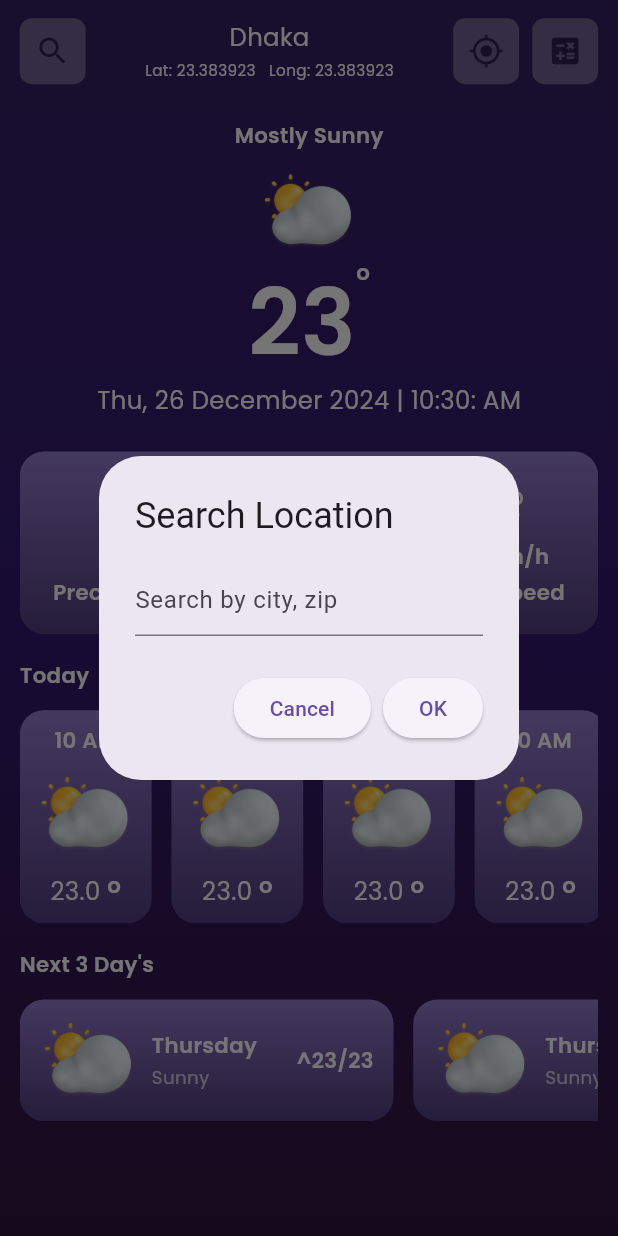
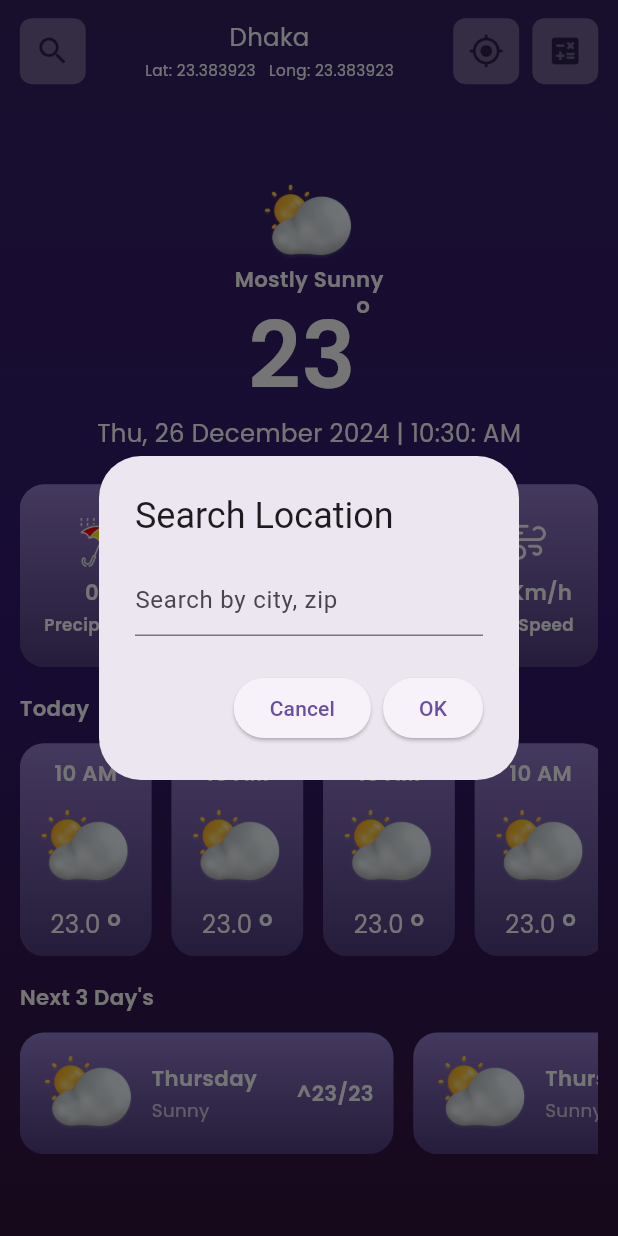
Before and after one commit to developerSajib88/Weather-App, a Flutter app: the screen it shows after launch, after a tap on the "search" icon, on a phone screen of 412 x 824 dp. Run offline on Flutter 3.47's test engine with Material 3 defaults, Android fonts, the phone set to English and light mode, and no system bars; drawn by our look-alikes of skeletonizer; our stand-ins replace equatable, flutter_hooks, flutter_screenutil, gap, geocoding, get_it and 6 more; accounts and stored records are empty; network calls fail; statements that could not run were skipped.

Commit message:
Feel like weather data added.

```diff
--- a/lib/features/weather/presentation/weather_info_card.dart
+++ b/lib/features/weather/presentation/weather_info_card.dart
@@ -35,11 +35,18 @@ class WeatherInfoCard extends HookConsumerWidget {
 
 
           WeatherInfo(
+            iconImage: Assets.iconsFeelsLike,
+            title: "Feels Like",
+            value: (weatherState.weatherModel?.current?.feelslikeC ?? 00).toString(),
+          ),
+
+
+
+          WeatherInfo(
             iconImage: Assets.iconsWindSpeed,
             title: "Wind Speed",
             value: "${(weatherState.weatherModel?.current?.windKph ?? 00).toString()} Km/h",
           ),
-
 
 
         ],
--- a/lib/features/weather/presentation/weather_screen.dart
+++ b/lib/features/weather/presentation/weather_screen.dart
@@ -42,18 +42,19 @@ class WeatherScreen extends HookConsumerWidget {
                     child: SingleChildScrollView(
                       child: Column(
                         children: [
-                          gap12,
+
+                          gap28,
+
+
+                          IconImageView(
+                              image: "https:${weatherState.weatherModel?.current?.condition?.icon}"
+                          ),
 
                           Text(
                             weatherState.weatherModel?.current?.condition?.text ?? "Mostly Sunny",
                             style: CustomTextStyles.secondary,
                           ),
 
-                          gap6,
-
-                          IconImageView(
-                              image: "https:${weatherState.weatherModel?.current?.condition?.icon}"
-                          ),
 
                           Row(
                             mainAxisAlignment: mainCenter,
--- a/lib/features/weather/widget/weather_info.dart
+++ b/lib/features/weather/widget/weather_info.dart
@@ -1,4 +1,3 @@
-import 'package:feature_first/app/app.dart';
 import 'package:feature_first/utils/constants/ui_constants.dart';
 import 'package:feature_first/utils/styles/custom_text_styles.dart';
 import 'package:feature_first/utils/utils.dart';
@@ -42,7 +41,9 @@ class WeatherInfo extends StatelessWidget {
 
         Text(
           title,
-          style: CustomTextStyles.secondary,
+          style: CustomTextStyles.secondary.copyWith(
+            fontSize: 5.5.sp
+          ),
         )
 
       ],
```
Also changed, not shown: assets/icons/feels_like.png (added), lib/generated/assets.dart.
